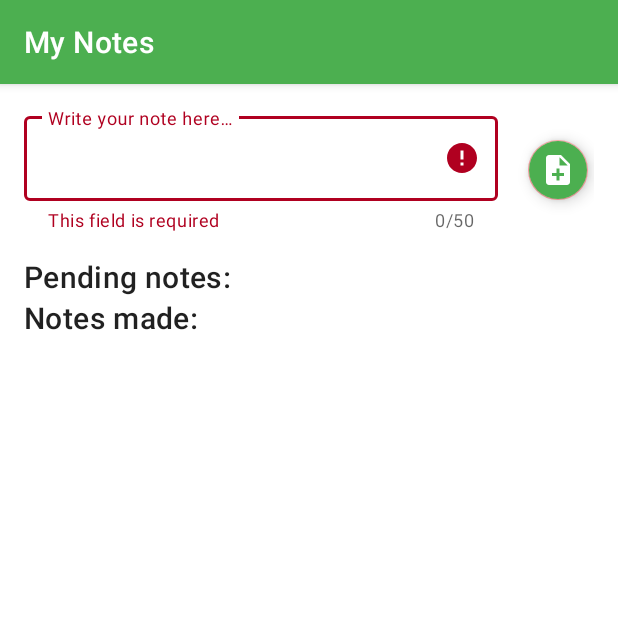
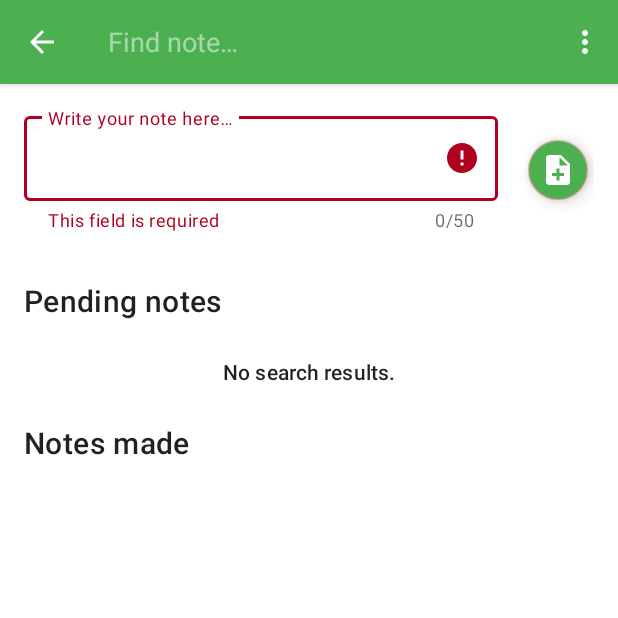
Before and after one commit to edivaldes19/MyNotes, an Android app: the screen it shows after launch (MainActivity), after a tap on an icon or button, on a phone screen of 412 x 824 dp, the top half of it. Run offline under Robolectric (Android 15) with nearby library versions, the phone set to English and light mode, and no system bars; 1 other tap on this screen came first.

Commit message:
I optimized the search options and modified the user interface.

```diff
--- /dev/null
+++ b/app/src/main/res/drawable/ic_search.xml
@@ -0,0 +1,10 @@
+<vector xmlns:android="http://schemas.android.com/apk/res/android"
+    android:width="24dp"
+    android:height="24dp"
+    android:tint="?attr/colorControlNormal"
+    android:viewportWidth="24"
+    android:viewportHeight="24">
+    <path
+        android:fillColor="@android:color/white"
+        android:pathData="M15.5,14h-0.79l-0.28,-0.27C15.41,12.59 16,11.11 16,9.5 16,5.91 13.09,3 9.5,3S3,5.91 3,9.5 5.91,16 9.5,16c1.61,0 3.09,-0.59 4.23,-1.57l0.27,0.28v0.79l5,4.99L20.49,19l-4.99,-5zM9.5,14C7.01,14 5,11.99 5,9.5S7.01,5 9.5,5 14,7.01 14,9.5 11.99,14 9.5,14z" />
+</vector>
--- a/app/src/main/res/layout/activity_main.xml
+++ b/app/src/main/res/layout/activity_main.xml
@@ -4,6 +4,7 @@
     xmlns:tools="http://schemas.android.com/tools"
     android:layout_width="match_parent"
     android:layout_height="match_parent"
+    android:fillViewport="true"
     tools:context=".MainActivity">
 
     <LinearLayout
@@ -52,9 +53,20 @@
         <com.google.android.material.textview.MaterialTextView
             android:layout_width="match_parent"
             android:layout_height="wrap_content"
-            android:paddingHorizontal="@dimen/common_padding_default"
+            android:padding="@dimen/common_padding_default"
             android:text="@string/notes_pending"
             android:textAppearance="@style/TextAppearance.MaterialComponents.Headline6" />
+
+        <com.google.android.material.textview.MaterialTextView
+            android:id="@+id/tvNoPendingResults"
+            android:layout_width="match_parent"
+            android:layout_height="wrap_content"
+            android:padding="@dimen/common_padding_min"
+            android:text="@string/no_search_results"
+            android:textAlignment="center"
+            android:textAppearance="@style/TextAppearance.MaterialComponents.Subtitle2"
+            android:visibility="gone"
+            tools:visibility="visible" />
 
         <androidx.recyclerview.widget.RecyclerView
             android:id="@+id/rvNotes"
@@ -65,9 +77,20 @@
         <com.google.android.material.textview.MaterialTextView
             android:layout_width="match_parent"
             android:layout_height="wrap_content"
-            android:paddingHorizontal="@dimen/common_padding_default"
+            android:padding="@dimen/common_padding_default"
             android:text="@string/notes_made"
             android:textAppearance="@style/TextAppearance.MaterialComponents.Headline6" />
+
+        <com.google.android.material.textview.MaterialTextView
+            android:id="@+id/tvNoResultsInPerformed"
+            android:layout_width="match_parent"
+            android:layout_height="wrap_content"
+            android:padding="@dimen/common_padding_min"
+            android:text="@string/no_search_results"
+            android:textAlignment="center"
+            android:textAppearance="@style/TextAppearance.MaterialComponents.Subtitle2"
+            android:visibility="gone"
+            tools:visibility="visible" />
 
         <androidx.recyclerview.widget.RecyclerView
             android:id="@+id/rvNotesFinished"
--- /dev/null
+++ b/app/src/main/res/menu/menu_search.xml
@@ -0,0 +1,19 @@
+<?xml version="1.0" encoding="utf-8"?>
+<menu xmlns:android="http://schemas.android.com/apk/res/android"
+    xmlns:app="http://schemas.android.com/apk/res-auto">
+    <item
+        android:id="@+id/action_search"
+        android:icon="@drawable/ic_search"
+        android:title="@string/find_note"
+        app:actionViewClass="androidx.appcompat.widget.SearchView"
+        app:showAsAction="always|collapseActionView" />
+    <group android:checkableBehavior="single">
+        <item
+            android:id="@+id/searchForPending"
+            android:checked="true"
+            android:title="@string/search_for_pending" />
+        <item
+            android:id="@+id/searchForPerformed"
+            android:title="@string/search_for_performed" />
+    </group>
+</menu>
--- a/app/src/main/res/values/strings.xml
+++ b/app/src/main/res/values/strings.xml
@@ -1,12 +1,13 @@
 <resources>
     <string name="app_name">My Notes</string>
     <string name="hint_description">Write your note here…</string>
+    <string name="hint_description_new">Write the new text here…</string>
     <string name="dialog_title">Delete note?</string>
     <string name="dialog_delete">Delete</string>
     <string name="dialog_cancel">Cancel</string>
     <string name="validation_field_required">This field is required</string>
-    <string name="notes_pending">Pending notes:</string>
-    <string name="notes_made">Notes made:</string>
+    <string name="notes_pending">Pending notes</string>
+    <string name="notes_made">Notes made</string>
     <string name="edit">Edit</string>
     <string name="edit_text">Edit text</string>
     <string name="note_added">Note added.</string>
@@ -15,4 +16,8 @@
     <string name="error_adding_note">Error adding note.</string>
     <string name="failed_to_update_note">Failed to update note.</string>
     <string name="failed_to_delete_note">Failed to delete note.</string>
+    <string name="find_note">Find note…</string>
+    <string name="no_search_results">No search results.</string>
+    <string name="search_for_pending">Search for pending</string>
+    <string name="search_for_performed">Search for performed</string>
 </resources>
```
Also changed, not shown: app/src/main/java/com/manuel/mynotes/MainActivity.kt (+82 -3 lines), app/src/main/java/com/manuel/mynotes/NoteAdapter.kt (+7 -0 lines), 1 other file.
